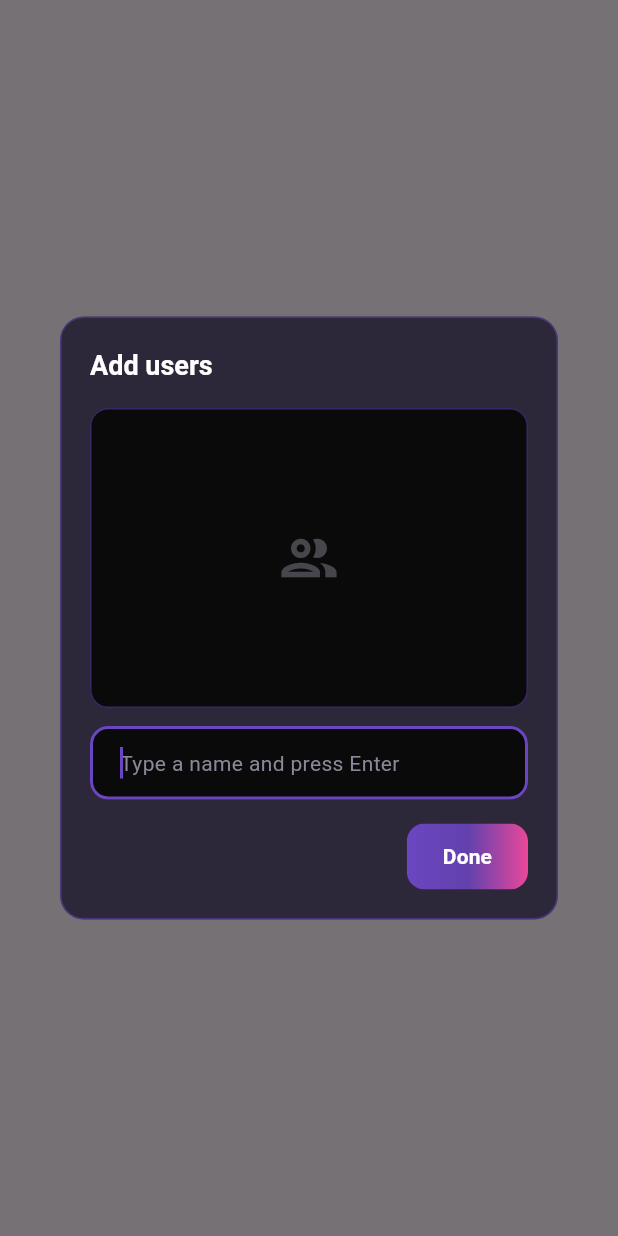
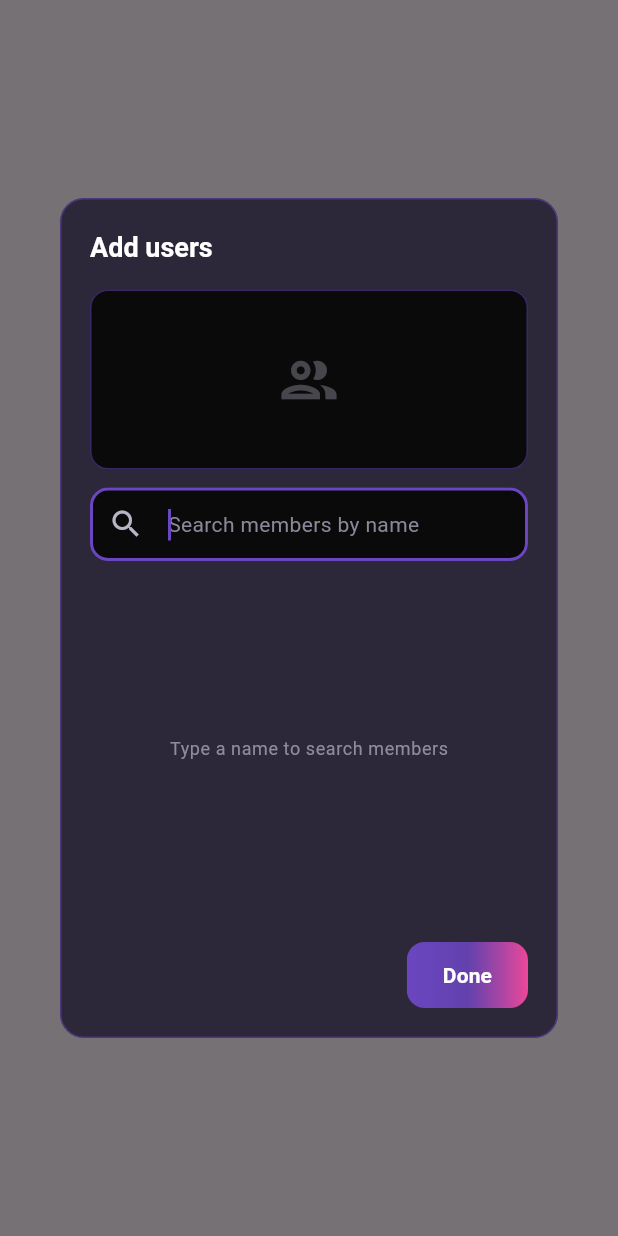
Before and after one commit to meet4128/KheruchiyaCRM, a Flutter app: what showChecklistUsersPickerDialog() shows on an empty page, opened directly with empty values, on a phone screen of 412 x 824 dp. Run offline on Flutter 3.47's test engine with Material 3 defaults, Android fonts, the phone set to English and light mode, and no system bars; our stand-ins replace bloc, country_code_picker, dartz, dio, equatable, file_picker and 9 more; missing offline and left inert: dart:html, dart:js_interop, record; accounts and stored records are empty; generated files the repository leaves out were written again; network calls fail; project files that could hold a hidden picture were left out.

Commit message:
- adding user from database

```diff
--- a/lib/core/constants/string_constants.dart
+++ b/lib/core/constants/string_constants.dart
@@ -362,6 +362,9 @@ class StringConstant {
   static const String user = 'User';
   static const String addUsersTitle = 'Add users';
   static const String userTypeNamePressEnter = 'Type a name and press Enter';
+  static const String searchMembersHint = 'Search members by name';
+  static const String noMembersFound = 'No members found';
+  static const String searchMembersPrompt = 'Type a name to search members';
   static const String done = 'Done';
   static const String dueDate = 'Due Date';
   static const String dueTime = 'Due Time';
--- /dev/null
+++ b/lib/core/widgets/member_picker/bloc/member_search_bloc.dart
@@ -0,0 +1,108 @@
+import 'dart:async';
+
+import 'package:dio/dio.dart';
+import 'package:flutter_bloc/flutter_bloc.dart';
+import 'package:travel_crm/data/repositories/members_repository.dart';
+
+import 'member_search_event.dart';
+import 'member_search_state.dart';
+
+/// Bloc for member name search with debounce (400ms) and throttle (1000ms).
+/// Mirrors [AirportSearchBloc]; all state via Bloc (no setState).
+class MemberSearchBloc extends Bloc<MemberSearchEvent, MemberSearchState> {
+  MemberSearchBloc({required MembersRepository repository})
+      : _repository = repository,
+        super(const MemberSearchState()) {
+    on<MemberSearchQueryChanged>(_onQueryChanged);
+    on<MemberSearchRequested>(_onSearchRequested);
+  }
+
+  final MembersRepository _repository;
+  Timer? _debounce;
+  DateTime? _lastSearchTime;
+
+  static const Duration _debounceDuration = Duration(milliseconds: 400);
+  static const Duration _throttleDuration = Duration(milliseconds: 1000);
+
+  /// On query change: cancel existing debounce, start a new 400ms timer.
+  /// When it fires, dispatch [MemberSearchRequested].
+  Future<void> _onQueryChanged(
+    MemberSearchQueryChanged event,
+    Emitter<MemberSearchState> emit,
+  ) async {
+    _debounce?.cancel();
+    emit(state.copyWith(query: event.query, clearErrorMessage: true));
+
+    final query = event.query.trim();
+    if (query.isEmpty) {
+      emit(state.copyWith(members: []));
+      return;
+    }
+
+    _debounce = Timer(_debounceDuration, () {
+      _debounce = null;
+      add(MemberSearchRequested(query));
+    });
+  }
+
+  /// Invoked when the debounce timer fires. Throttle: skip if last request was
+  /// < 1000ms ago. Then call the repository and emit loading/success/error.
+  Future<void> _onSearchRequested(
+    MemberSearchRequested event,
+    Emitter<MemberSearchState> emit,
+  ) async {
+    final query = event.query.trim();
+    if (query.isEmpty) {
+      emit(state.copyWith(members: [], isLoading: false));
+      return;
+    }
+
+    final now = DateTime.now();
+    if (_lastSearchTime != null &&
+        now.difference(_lastSearchTime!).inMilliseconds <
+            _throttleDuration.inMilliseconds) {
+      return;
+    }
+    _lastSearchTime = now;
+
+    emit(state.copyWith(isLoading: true, clearErrorMessage: true));
+
+    try {
+      final members = await _repository.searchMembers(query);
+      if (!isClosed) {
+        emit(state.copyWith(
+          members: members,
+          isLoading: false,
+          clearErrorMessage: true,
+        ));
+      }
+    } catch (e) {
+      if (!isClosed) {
+        emit(state.copyWith(
+          isLoading: false,
+          errorMessage: _formatError(e),
+        ));
+      }
+    }
+  }
+
+  String _formatError(Object error) {
+    if (error is DioException) {
+      if (error.type == DioExceptionType.connectionError) {
+        return 'Unable to reach the member search service. Check your connection and try again.';
+      }
+      final statusCode = error.response?.statusCode;
+      if (statusCode != null) {
+        return 'Member search failed (HTTP $statusCode). Please try again.';
+      }
+      return 'Member search failed. Please try again.';
+    }
+    return 'Member search failed. Please try again.';
+  }
+
+  @override
+  Future<void> close() {
+    _debounce?.cancel();
+    return super.close();
+  }
+}
--- /dev/null
+++ b/lib/core/widgets/member_picker/bloc/member_search_event.dart
@@ -0,0 +1,31 @@
+import 'package:equatable/equatable.dart';
+
+/// Base class for member search events.
+abstract class MemberSearchEvent extends Equatable {
+  const MemberSearchEvent();
+
+  @override
+  List<Object?> get props => [];
+}
+
+/// Fired when the user changes the search query. Debounce (400ms) is applied
+/// before a search is requested.
+class MemberSearchQueryChanged extends MemberSearchEvent {
+  const MemberSearchQueryChanged(this.query);
+
+  final String query;
+
+  @override
+  List<Object> get props => [query];
+}
+
+/// Fired to perform a search (e.g. after debounce). Uses current [query];
+/// throttle (1000ms) is applied.
+class MemberSearchRequested extends MemberSearchEvent {
+  const MemberSearchRequested(this.query);
+
+  final String query;
+
+  @override
+  List<Object> get props => [query];
+}
--- /dev/null
+++ b/lib/core/widgets/member_picker/bloc/member_search_state.dart
@@ -0,0 +1,36 @@
+import 'package:equatable/equatable.dart';
+import 'package:travel_crm/data/models/members/list_members_item.dart';
+
+/// State for member search (query, results, loading, error).
+class MemberSearchState extends Equatable {
+  const MemberSearchState({
+    this.query = '',
+    this.members = const [],
+    this.isLoading = false,
+    this.errorMessage,
+  });
+
+  final String query;
+  final List<ListMembersItem> members;
+  final bool isLoading;
+  final String? errorMessage;
+
+  MemberSearchState copyWith({
+    String? query,
+    List<ListMembersItem>? members,
+    bool? isLoading,
+    String? errorMessage,
+    bool clearErrorMessage = false,
+  }) {
+    return MemberSearchState(
+      query: query ?? this.query,
+      members: members ?? this.members,
+      isLoading: isLoading ?? this.isLoading,
+      errorMessage:
+          clearErrorMessage ? null : (errorMessage ?? this.errorMessage),
+    );
+  }
+
+  @override
+  List<Object?> get props => [query, members, isLoading, errorMessage];
+}
--- a/lib/features/presentation/air_ticket/bloc/checklist_users_picker_cubit.dart
+++ b/lib/features/presentation/air_ticket/bloc/checklist_users_picker_cubit.dart
@@ -10,33 +10,59 @@ List<String> parseChecklistUserList(String raw) {
       .toList();
 }
 
-/// State for the add-users dialog (chip list only; draft text uses [TextEditingController] in UI).
-class ChecklistUsersPickerState extends Equatable {
-  const ChecklistUsersPickerState({required this.names});
+/// A user selected in the checklist "Add users" dialog. [id] is the member's
+/// `_id` when picked from the name-search API; it is null for legacy names
+/// seeded from the comma-joined field (which stores names only).
+class SelectedChecklistUser extends Equatable {
+  const SelectedChecklistUser({required this.name, this.id});
 
-  final List<String> names;
+  final String name;
+  final String? id;
 
   @override
-  List<Object?> get props => [names];
+  List<Object?> get props => [name, id];
 }
 
-/// Manages the list of user names in the checklist "Add users" dialog.
+/// State for the add-users dialog (selected members).
+class ChecklistUsersPickerState extends Equatable {
+  const ChecklistUsersPickerState({required this.users});
+
+  final List<SelectedChecklistUser> users;
+
+  /// Display names (kept for the current field contract / payload).
+  List<String> get names => users.map((u) => u.name).toList();
+
+  @override
+  List<Object?> get props => [users];
+}
+
+/// Manages the list of selected members in the checklist "Add users" dialog.
 class ChecklistUsersPickerCubit extends Cubit<ChecklistUsersPickerState> {
   ChecklistUsersPickerCubit(List<String> initialNames)
-      : super(ChecklistUsersPickerState(names: List<String>.from(initialNames)));
+      : super(ChecklistUsersPickerState(
+          users: initialNames
+              .map((n) => SelectedChecklistUser(name: n))
+              .toList(),
+        ));
 
-  void addName(String raw) {
-    final t = raw.trim();
+  /// Adds a member picked from search results. De-duplicates by [id] when
+  /// present, otherwise by case-insensitive name.
+  void addMember({required String name, String? id}) {
+    final t = name.trim();
     if (t.isEmpty) return;
-    final exists = state.names.any((n) => n.toLowerCase() == t.toLowerCase());
+    final exists = state.users.any((u) => id != null && u.id != null
+        ? u.id == id
+        : u.name.toLowerCase() == t.toLowerCase());
     if (exists) return;
-    emit(ChecklistUsersPickerState(names: [...state.names, t]));
+    emit(ChecklistUsersPickerState(
+      users: [...state.users, SelectedChecklistUser(name: t, id: id)],
+    ));
   }
 
   void removeAt(int index) {
-    if (index < 0 || index >= state.names.length) return;
-    final next = List<String>.from(state.names)..removeAt(index);
-    emit(ChecklistUsersPickerState(names: next));
+    if (index < 0 || index >= state.users.length) return;
+    final next = List<SelectedChecklistUser>.from(state.users)..removeAt(index);
+    emit(ChecklistUsersPickerState(users: next));
   }
 
   String joinedForField() => state.names.join(', ');
--- a/lib/features/presentation/air_ticket/widgets/checklist_users_picker_dialog.dart
+++ b/lib/features/presentation/air_ticket/widgets/checklist_users_picker_dialog.dart
@@ -2,9 +2,30 @@ import 'package:flutter/material.dart';
 import 'package:flutter_bloc/flutter_bloc.dart';
 import 'package:travel_crm/core/constants/string_constants.dart';
 import 'package:travel_crm/core/theme/app_theme.dart';
+import 'package:travel_crm/core/widgets/member_picker/bloc/member_search_bloc.dart';
+import 'package:travel_crm/core/widgets/member_picker/bloc/member_search_event.dart';
+import 'package:travel_crm/core/widgets/member_picker/bloc/member_search_state.dart';
+import 'package:travel_crm/data/models/members/list_members_item.dart';
+import 'package:travel_crm/data/repositories/members_repository.dart';
+import 'package:travel_crm/di/injector.dart';
 import 'package:travel_crm/features/presentation/air_ticket/bloc/checklist_users_picker_cubit.dart';
 
-/// Shows the themed "Add users" dialog. State is driven by [ChecklistUsersPickerCubit].
+/// Display label for a searched member (fullName, falling back to
+/// firstName+lastName, then employeeId).
+String _memberDisplayName(ListMembersItem m) {
+  final full = m.fullName?.trim();
+  if (full != null && full.isNotEmpty) return full;
+  final parts = [m.firstName, m.lastName]
+      .where((s) => s != null && s.trim().isNotEmpty)
+      .map((s) => s!.trim())
+      .toList();
+  if (parts.isNotEmpty) return parts.join(' ');
+  return m.employeeId?.trim() ?? '';
+}
+
+/// Shows the themed "Add users" dialog. Selected members are held by
+/// [ChecklistUsersPickerCubit]; the searchable member list is driven by
+/// [MemberSearchBloc] (debounce + throttle against `/members/name-search`).
 Future<void> showChecklistUsersPickerDialog(
   BuildContext context, {
   required String initialUser,
@@ -12,8 +33,17 @@ Future<void> showChecklistUsersPickerDialog(
 }) {
   return showDialog<void>(
     context: context,
-    builder: (dialogContext) => BlocProvider(
-      create: (_) => ChecklistUsersPickerCubit(parseChecklistUserList(initialUser)),
+    builder: (dialogContext) => MultiBlocProvider(
+      providers: [
+        BlocProvider(
+          create: (_) =>
+              ChecklistUsersPickerCubit(parseChecklistUserList(initialUser)),
+        ),
+        BlocProvider(
+          create: (_) =>
+              MemberSearchBloc(repository: sl<MembersRepository>()),
+        ),
+      ],
       child: _ChecklistUsersPickerDialog(onDone: onDone),
     ),
   );
@@ -26,10 +56,12 @@ class _ChecklistUsersPickerDialog extends StatefulWidget {
   final ValueChanged<String> onDone;
 
   @override
-  State<_ChecklistUsersPickerDialog> createState() => _ChecklistUsersPickerDialogState();
+  State<_ChecklistUsersPickerDialog> createState() =>
+      _ChecklistUsersPickerDialogState();
 }
 
-class _ChecklistUsersPickerDialogState extends State<_ChecklistUsersPickerDialog> {
+class _ChecklistUsersPickerDialogState
+    extends State<_ChecklistUsersPickerDialog> {
   late final TextEditingController _controller;
   late final FocusNode _fieldFocusNode;
 
@@ -53,9 +85,18 @@ class _ChecklistUsersPickerDialogState extends State<_ChecklistUsersPickerDialog
     });
   }
 
-  void _submitDraft(BuildContext context) {
-    context.read<ChecklistUsersPickerCubit>().addName(_controller.text);
+  void _onSearchChanged(BuildContext context, String value) {
+    context.read<MemberSearchBloc>().add(MemberSearchQueryChanged(value));
+  }
+
+  void _onMemberSelected(BuildContext context, ListMembersItem member) {
+    final name = _memberDisplayName(member);
+    if (name.isEmpty) return;
+    context
+        .read<ChecklistUsersPickerCubit>()
+        .addMember(name: name, id: member.id);
     _controller.clear();
+    context.read<MemberSearchBloc>().add(const MemberSearchQueryChanged(''));
     _refocusField();
   }
 
@@ -78,7 +119,7 @@ class _ChecklistUsersPickerDialogState extends State<_ChecklistUsersPickerDialog
         side: BorderSide(color: borderColor, width: 1),
       ),
       child: ConstrainedBox(
-        constraints: const BoxConstraints(maxWidth: 440, maxHeight: 520),
+        constraints: const BoxConstraints(maxWidth: 440, maxHeight: 560),
         child: Padding(
           padding: const EdgeInsets.all(20),
           child: Column(
@@ -93,8 +134,9 @@ class _ChecklistUsersPickerDialogState extends State<_ChecklistUsersPickerDialog
                 ),
               ),
               const SizedBox(height: 16),
+              // Selected members (chips).
               SizedBox(
-                height: 200,
+                height: 120,
                 child: Container(
                   width: double.infinity,
                   padding: const EdgeInsets.all(12),
@@ -103,10 +145,11 @@ class _ChecklistUsersPickerDialogState extends State<_ChecklistUsersPickerDialog
                     borderRadius: BorderRadius.circular(12),
                     border: Border.all(color: borderColor, width: 1),
                   ),
-                  child: BlocBuilder<ChecklistUsersPickerCubit, ChecklistUsersPickerState>(
-                    buildWhen: (prev, curr) => prev.names != curr.names,
+                  child: BlocBuilder<ChecklistUsersPickerCubit,
+                      ChecklistUsersPickerState>(
+                    buildWhen: (prev, curr) => prev.users != curr.users,
                     builder: (context, state) {
-                      if (state.names.isEmpty) {
+                      if (state.users.isEmpty) {
                         return Center(
                           child: Icon(
                             Icons.group_outlined,
@@ -120,10 +163,10 @@ class _ChecklistUsersPickerDialogState extends State<_ChecklistUsersPickerDialog
                           spacing: 8,
                           runSpacing: 8,
                           alignment: WrapAlignment.start,
-                          children: List.generate(state.names.length, (i) {
+                          children: List.generate(state.users.length, (i) {
                             return InputChip(
                               label: Text(
-                                state.names[i],
+                                state.users[i].name,
                                 style: textStyles.bodyMedium.copyWith(
                                   color: colors.textPrimary,
                                 ),
@@ -133,11 +176,13 @@ class _ChecklistUsersPickerDialogState extends State<_ChecklistUsersPickerDialog
                                 size: 18,
                                 color: colors.textSecondary,
                               ),
-                              onDeleted: () =>
-                                  context.read<ChecklistUsersPickerCubit>().removeAt(i),
+                              onDeleted: () => context
+                                  .read<ChecklistUsersPickerCubit>()
+                                  .removeAt(i),
                               backgroundColor: colors.backgroundMedium,
                               side: BorderSide(
-                                color: colors.borderSecondary.withValues(alpha: 0.5),
+                                color: colors.borderSecondary
+                                    .withValues(alpha: 0.5),
                               ),
                               padding: const EdgeInsets.symmetric(
                                 horizontal: 4,
@@ -152,17 +197,18 @@ class _ChecklistUsersPickerDialogState extends State<_ChecklistUsersPickerDialog
                 ),
               ),
               const SizedBox(height: 12),
+              // Search field.
               TextField(
                 controller: _controller,
                 focusNode: _fieldFocusNode,
                 style: textStyles.formInput.copyWith(color: colors.textPrimary),
                 cursorColor: colors.inputBorderFocused,
                 autofocus: true,
-                textInputAction: TextInputAction.send,
-                onSubmitted: (_) => _submitDraft(context),
+                onChanged: (value) => _onSearchChanged(context, value),
                 decoration: InputDecoration(
-                  hintText: StringConstant.userTypeNamePressEnter,
+                  hintText: StringConstant.searchMembersHint,
                   hintStyle: textStyles.formHint,
+                  prefixIcon: Icon(Icons.search, color: colors.textSecondary),
                   filled: true,
                   fillColor: colors.inputBackground,
                   contentPadding: const EdgeInsets.symmetric(
@@ -186,7 +232,14 @@ class _ChecklistUsersPickerDialogState extends State<_ChecklistUsersPickerDialog
                   ),
                 ),
               ),
-              const SizedBox(height: 16),
+              const SizedBox(height: 8),
+              // Search results.
+              Expanded(
+                child: _MemberSearchResults(
+                  onSelected: (member) => _onMemberSelected(context, member),
+                ),
+              ),
+              const SizedBox(height: 12),
               Align(
                 alignment: Alignment.centerRight,
                 child: Material(
@@ -229,3 +282,97 @@ class _ChecklistUsersPickerDialogState extends State<_ChecklistUsersPickerDialog
     );
   }
 }
+
+/// Result area under the search field: loading spinner, error, empty state,
+/// prompt (no query yet), or the tappable member list.
+class _MemberSearchResults extends StatelessWidget {
+  const _MemberSearchResults({required this.onSelected});
+
+  final ValueChanged<ListMembersItem> onSelected;
+
+  @override
+  Widget build(BuildContext context) {
+    final colors = AppTheme.colors(context);
+    final textStyles = AppTheme.textStyles(context);
+
+    return BlocBuilder<MemberSearchBloc, MemberSearchState>(
+      builder: (context, state) {
+        final hasQuery = state.query.trim().isNotEmpty;
+
+        if (state.isLoading) {
+          return Center(
+            child: SizedBox(
+              width: 24,
+              height: 24,
+              child: CircularProgressIndicator(
+                strokeWidth: 2,
+                valueColor: AlwaysStoppedAnimation<Color>(colors.secondary),
+              ),
+            ),
+          );
+        }
+
+        if (state.errorMessage != null) {
+          return Center(
+            child: Text(
+              state.errorMessage!,
+              textAlign: TextAlign.center,
+              style: textStyles.bodySmall.copyWith(color: colors.error),
+            ),
+          );
+        }
+
+        if (!hasQuery) {
+          return Center(
+            child: Text(
+              StringConstant.searchMembersPrompt,
+              style: textStyles.bodySmall.copyWith(
+                color: colors.textSecondary.withValues(alpha: 0.7),
+              ),
+            ),
+          );
+        }
+
+        if (state.members.isEmpty) {
+          return Center(
+            child: Text(
+              StringConstant.noMembersFound,
+              style: textStyles.bodySmall.copyWith(color: colors.textSecondary),
+            ),
+          );
+        }
+
+        return ListView.separated(
+          padding: EdgeInsets.zero,
+          itemCount: state.members.length,
+          separatorBuilder: (_, __) => Divider(
+            height: 1,
+            color: colors.borderSecondary.withValues(alpha: 0.3),
+          ),
+          itemBuilder: (context, index) {
+            final member = state.members[index];
+            final name = _memberDisplayName(member);
+            final employeeId = member.employeeId?.trim();
+            return ListTile(
+              dense: true,
+              contentPadding: const EdgeInsets.symmetric(horizontal: 4),
+              leading: Icon(Icons.person_outline, color: colors.textSecondary),
+              title: Text(
+                name,
+                style: textStyles.bodyMedium.copyWith(color: colors.textPrimary),
+              ),
+              subtitle: (employeeId != null && employeeId.isNotEmpty)
+                  ? Text(
+                      employeeId,
+                      style: textStyles.bodySmall
+                          .copyWith(color: colors.textSecondary),
+                    )
+                  : null,
+              onTap: () => onSelected(member),
+            );
+          },
+        );
+      },
+    );
+  }
+}
```
Also changed, not shown: lib/core/network/inquiry_api_client.dart (+33 -0 lines), lib/data/repositories/members_repository.dart (+23 -0 lines).
